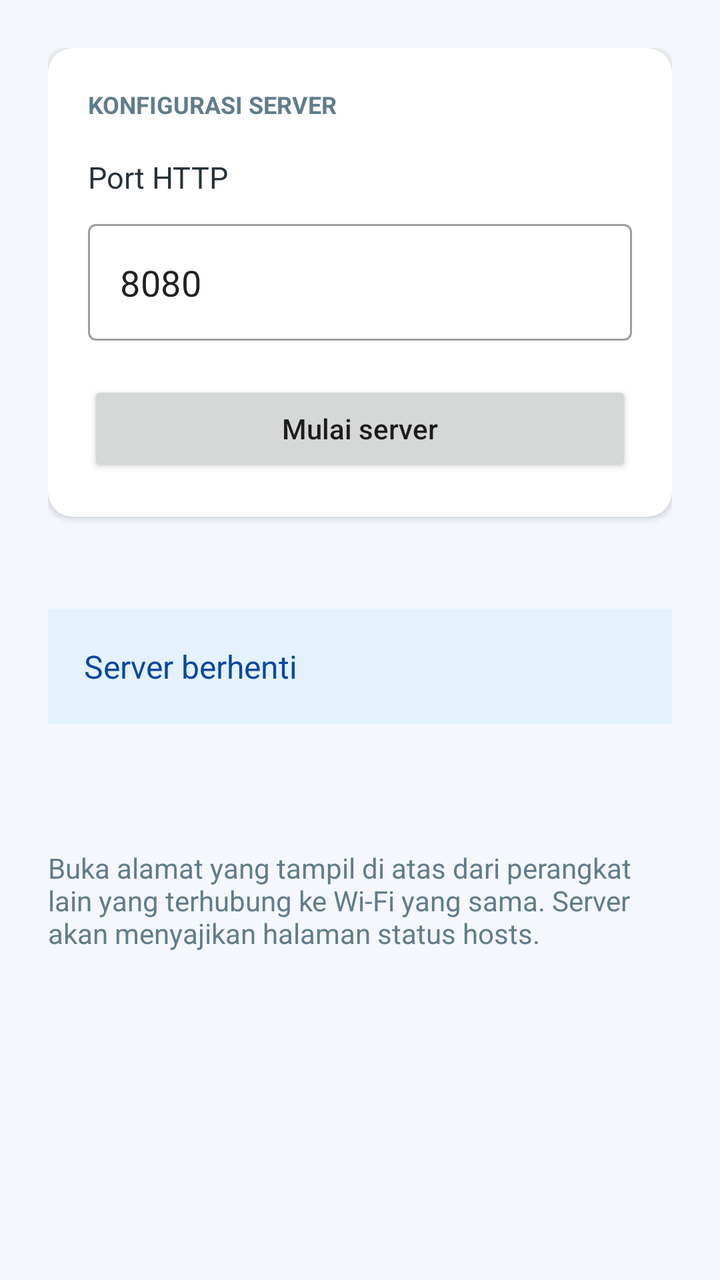
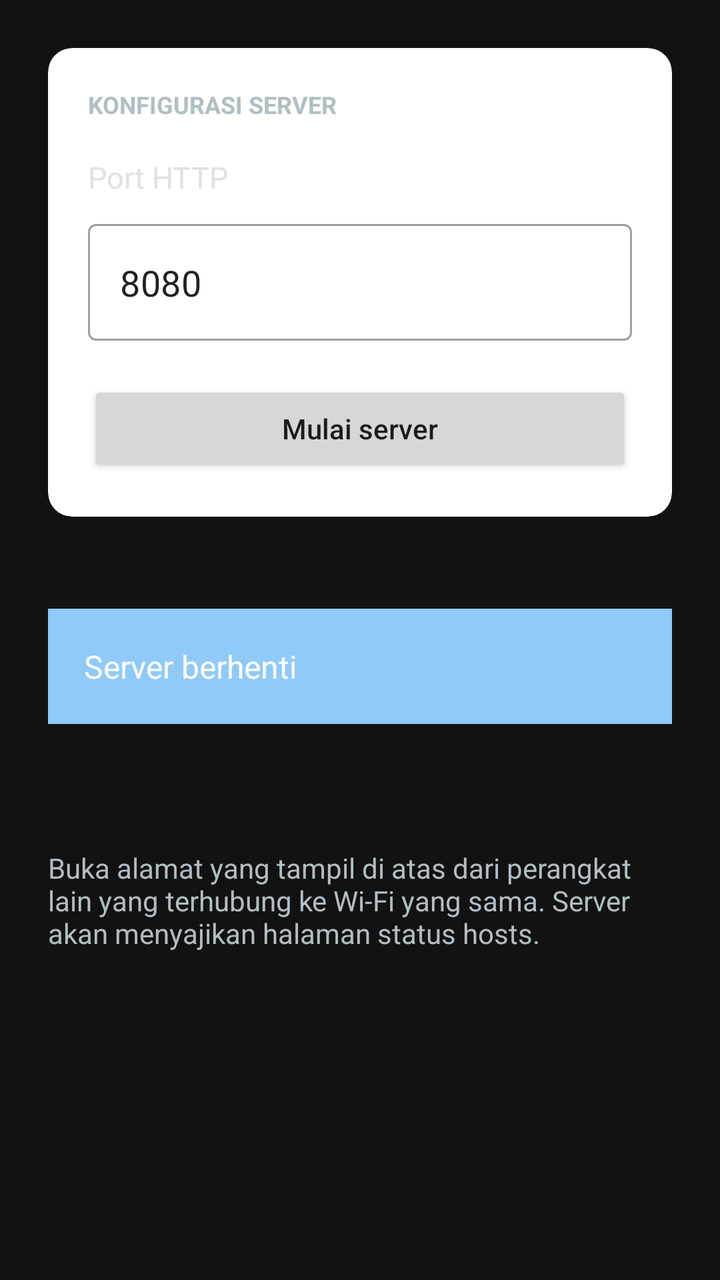

Compare the two renders of this Android layout. The source of the first and the diff that turns it into the second are given below.
<!-- AndroidManifest.xml: application theme AppTheme -->
<!-- res/layout/activity_main.xml -->
<?xml version="1.0" encoding="utf-8"?>
<ScrollView xmlns:android="http://schemas.android.com/apk/res/android"
	xmlns:app="http://schemas.android.com/apk/res-auto"
	android:layout_width="match_parent"
	android:layout_height="match_parent"
	android:background="@color/screen_background"
	android:fillViewport="true">

	<LinearLayout
		android:layout_width="match_parent"
		android:layout_height="wrap_content"
		android:orientation="vertical"
		android:padding="@dimen/screen_padding">

		<com.google.android.material.card.MaterialCardView
			android:layout_width="match_parent"
			android:layout_height="wrap_content"
			app:cardCornerRadius="@dimen/card_corner_radius"
			app:cardElevation="@dimen/card_elevation"
			app:strokeColor="@color/panel_background"
			android:layout_marginBottom="@dimen/section_gap">

			<LinearLayout
				android:layout_width="match_parent"
				android:layout_height="wrap_content"
				android:orientation="vertical"
				android:padding="@dimen/panel_padding">

				<TextView
					android:layout_width="wrap_content"
					android:layout_height="wrap_content"
					android:text="KONFIGURASI SERVER"
					android:textColor="@color/text_secondary"
					android:textSize="12sp"
					android:textStyle="bold" />

				<TextView
					android:layout_width="wrap_content"
					android:layout_height="wrap_content"
					android:layout_marginTop="18dp"
					android:text="Port HTTP"
					android:textColor="@color/text_primary"
					android:textSize="15sp" />

				<com.google.android.material.textfield.TextInputLayout
					android:layout_width="match_parent"
					android:layout_height="wrap_content"
					android:layout_marginTop="8dp"
					style="@style/Widget.MaterialComponents.TextInputLayout.OutlinedBox">

					<com.google.android.material.textfield.TextInputEditText
						android:id="@+id/port_input"
						android:layout_width="match_parent"
						android:layout_height="wrap_content"
						android:inputType="number"
						android:maxLength="5"
						android:text="8080"
						android:textSize="18sp" />
				</com.google.android.material.textfield.TextInputLayout>

				<Button
					android:id="@+id/server_button"
					android:layout_width="match_parent"
					android:layout_height="wrap_content"
					android:layout_marginTop="20dp"
					android:text="Mulai server"
					android:textAllCaps="false" />
			</LinearLayout>
		</com.google.android.material.card.MaterialCardView>

		<TextView
			android:id="@+id/status_text"
			android:layout_width="match_parent"
			android:layout_height="wrap_content"
			android:layout_marginTop="22dp"
			android:background="#E3F2FD"
			android:padding="18dp"
			android:text="Server berhenti"
			android:textColor="#0D47A1"
			android:textSize="16sp" />

		<TextView
			android:id="@+id/address_text"
			android:layout_width="match_parent"
			android:layout_height="wrap_content"
			android:layout_marginTop="12dp"
			android:text=""
			android:textColor="#37474F"
			android:textIsSelectable="true"
			android:textSize="15sp" />

		<TextView
			android:layout_width="match_parent"
			android:layout_height="wrap_content"
			android:layout_marginTop="30dp"
			android:text="Buka alamat yang tampil di atas dari perangkat lain yang terhubung ke Wi-Fi yang sama. Server akan menyajikan halaman status hosts."
			android:textColor="@color/text_secondary"
			android:textSize="14sp" />
	</LinearLayout>
</ScrollView>
<!-- resources referenced by this layout -->
<resources>
  <color name="panel_background">#FFFFFF</color>
  <color name="screen_background">#F4F7FB</color>
  <color name="text_primary">#263238</color>
  <color name="text_secondary">#607D8B</color>
  <dimen name="card_corner_radius">12dp</dimen>
  <dimen name="card_elevation">2dp</dimen>
  <dimen name="panel_padding">20dp</dimen>
  <dimen name="screen_padding">24dp</dimen>
  <dimen name="section_gap">24dp</dimen>
  <style name="AppTheme" parent="Theme.MaterialComponents.DayNight.NoActionBar">
  		<item name="colorPrimary">@color/blue_primary</item>
  		<item name="colorPrimaryVariant">@color/blue_dark</item>
  		<item name="colorOnPrimary">@color/white</item>
  		<item name="colorSecondary">@color/blue_accent</item>
  		<item name="colorSecondaryVariant">@color/blue_accent</item>
  		<item name="colorOnSecondary">@color/white</item>
  		<item name="android:statusBarColor">@color/blue_dark</item>
  		<item name="android:navigationBarColor">@color/screen_background</item>
  		<item name="android:windowLightStatusBar">false</item>
  	</style>
  <color name="blue_primary">#0D47A1</color>
  <color name="blue_dark">#002171</color>
  <color name="white">#FFFFFF</color>
  <color name="blue_accent">#1565C0</color>
</resources>

<!-- the commit's change to res/layout/activity_main.xml (unified diff, before → after) -->
@@ -73,10 +73,10 @@
 			android:layout_width="match_parent"
 			android:layout_height="wrap_content"
 			android:layout_marginTop="22dp"
-			android:background="#E3F2FD"
+			android:background="?attr/colorPrimary"
 			android:padding="18dp"
 			android:text="Server berhenti"
-			android:textColor="#0D47A1"
+			android:textColor="@color/white"
 			android:textSize="16sp" />
 
 		<TextView
@@ -85,7 +85,7 @@
 			android:layout_height="wrap_content"
 			android:layout_marginTop="12dp"
 			android:text=""
-			android:textColor="#37474F"
+			android:textColor="@color/text_primary"
 			android:textIsSelectable="true"
 			android:textSize="15sp" />
 
<!-- resource entries referenced after the edit -->
@@ -1,9 +1,10 @@
 <!-- resources referenced by this layout -->
 <resources>
-  <color name="panel_background">#FFFFFF</color>
-  <color name="screen_background">#F4F7FB</color>
-  <color name="text_primary">#263238</color>
-  <color name="text_secondary">#607D8B</color>
+  <color name="panel_background">#1E1E1E</color>
+  <color name="screen_background">#121212</color>
+  <color name="text_primary">#E1E1E1</color>
+  <color name="text_secondary">#B0BEC5</color>
+  <color name="white">#FFFFFF</color>
   <dimen name="card_corner_radius">12dp</dimen>
   <dimen name="card_elevation">2dp</dimen>
   <dimen name="panel_padding">20dp</dimen>
@@ -19,10 +20,10 @@
   		<item name="android:statusBarColor">@color/blue_dark</item>
   		<item name="android:navigationBarColor">@color/screen_background</item>
   		<item name="android:windowLightStatusBar">false</item>
+  		<item name="android:forceDark">true</item>
   	</style>
-  <color name="blue_primary">#0D47A1</color>
-  <color name="blue_dark">#002171</color>
-  <color name="white">#FFFFFF</color>
-  <color name="blue_accent">#1565C0</color>
+  <color name="blue_primary">#90CAF9</color>
+  <color name="blue_dark">#0D47A1</color>
+  <color name="blue_accent">#42A5F5</color>
 </resources>
 
